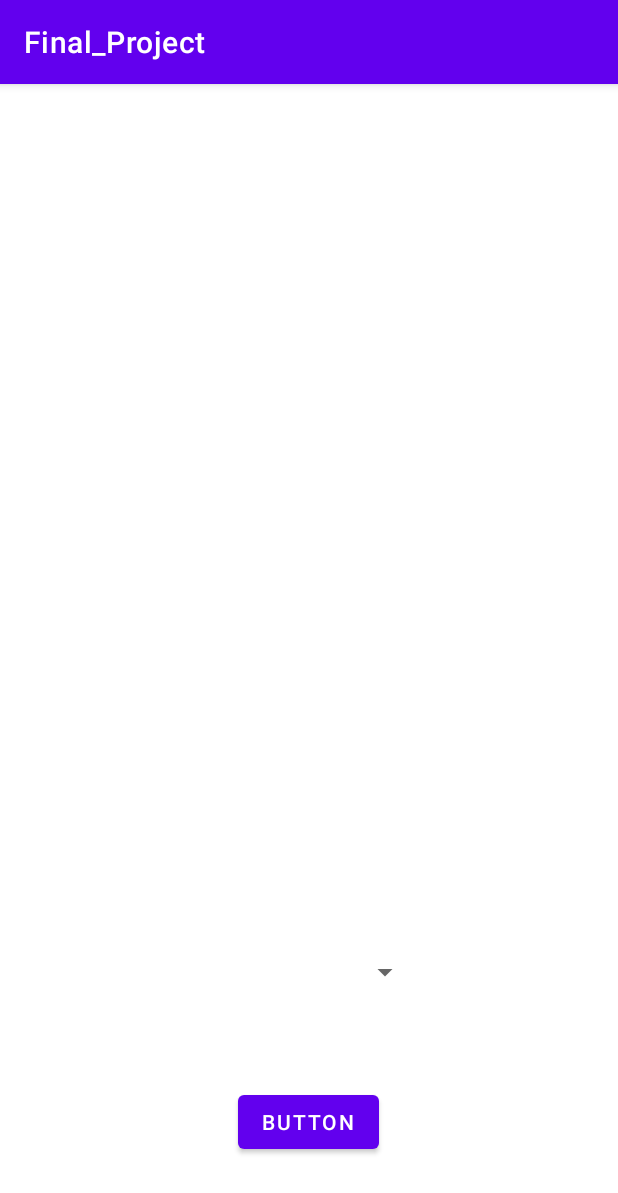
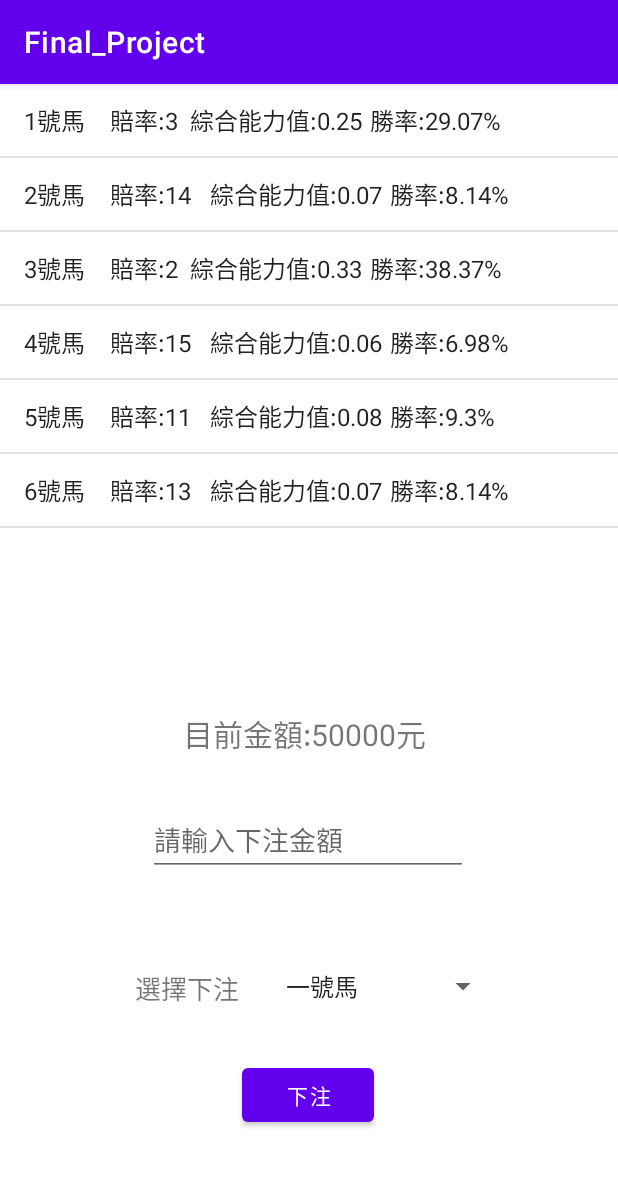
Before and after one commit to ting-weii/Final_Project, an Android app: the screen it shows after launch (betActivity), on a phone screen of 412 x 824 dp. Shown: the top 1193 px of the screen. Run offline under Robolectric (Android 15) with nearby library versions, the phone set to English and light mode, and no system bars.

Commit message:
add horse ListView and SpinnerView

```diff
--- a/app/src/main/java/com/example/final_project/betActivity.java
+++ b/app/src/main/java/com/example/final_project/betActivity.java
@@ -7,8 +7,10 @@ import androidx.appcompat.app.AppCompatActivity;
 import android.os.Bundle;
 import android.widget.ArrayAdapter;
 import android.widget.Button;
+import android.widget.EditText;
 import android.widget.ListView;
 import android.widget.Spinner;
+import android.widget.TextView;
 
 import java.util.ArrayList;
 
@@ -17,6 +19,8 @@ public class betActivity extends AppCompatActivity {
     private ListView horseList;
     private Spinner horseChoose;
     private ArrayList<String> horse=new ArrayList<>();
+    private TextView tv_deposit;
+    private EditText ed_betPrice;
     @Override
     protected void onCreate(Bundle savedInstanceState) {
         super.onCreate(savedInstanceState);
@@ -24,7 +28,16 @@ public class betActivity extends AppCompatActivity {
         btn_bet=findViewById(R.id.btn_bet);
         horseList=findViewById(R.id.horseList);
         horseChoose=findViewById(R.id.horseChoose);
-        ArrayAdapter<String> horseAdapter= new ArrayAdapter<>(this, android.R.layout.simple_list_item_1);
+        tv_deposit=findViewById(R.id.tv_deposit);
+        ed_betPrice=findViewById(R.id.ed_betPrice);
+        ArrayAdapter<String> horseAdapter= new ArrayAdapter<>(this, android.R.layout.simple_list_item_1,horse);
+        String[] horseSpinnerArray=new String[]{"一號馬","二號馬","三號馬","四號馬","五號馬","六號馬"};
+        ArrayAdapter<String> horseSpinnerAdapter=new ArrayAdapter<>(this, android.R.layout.simple_spinner_item,horseSpinnerArray);
+        horseChoose.setAdapter(horseSpinnerAdapter);
+        int newDeposit=50000;
+        tv_deposit.setText("目前金額:"+newDeposit+"元");
+        horseList.setAdapter(horseAdapter);
+
         boolean flag=false;
         horseInfo[] horses;
         horses=new horseInfo[6];
@@ -56,8 +69,12 @@ public class betActivity extends AppCompatActivity {
         for(int i=0;i<6;i++){
             double equityTmp=horses[i].Speed/SpeedSum;
            horses[i].equity=Math.round(equityTmp*10000.0)/100.0;
+           horse.add((i+1)+"號馬"+"\t 賠率:"+horses[i].betOdd+"\t 綜合能力值:"+horses[i].Speed+"\t 勝率:"+horses[i].equity+"%");
             System.out.println(horses[i].equity);
         }
+        horseAdapter.notifyDataSetChanged();
+
+
 
 
     }
--- a/app/src/main/res/layout/betpage.xml
+++ b/app/src/main/res/layout/betpage.xml
@@ -9,21 +9,38 @@
     <ListView
         android:id="@+id/horseList"
         android:layout_width="wrap_content"
-        android:layout_height="500dp"
+        android:layout_height="350dp"
         app:layout_constraintEnd_toEndOf="parent"
         app:layout_constraintStart_toStartOf="parent"
-        app:layout_constraintTop_toTopOf="parent" />
+        app:layout_constraintTop_toTopOf="parent">
+
+    </ListView>
+
+    <TextView
+        android:id="@+id/tv_deposit"
+        android:layout_width="wrap_content"
+        android:layout_height="wrap_content"
+        android:layout_marginBottom="32dp"
+        android:text="目前金額"
+        android:textSize="20dp"
+        app:layout_constraintBottom_toTopOf="@+id/ed_betPrice"
+        app:layout_constraintEnd_toEndOf="@+id/ed_betPrice"
+        app:layout_constraintHorizontal_bias="0.457"
+        app:layout_constraintStart_toStartOf="@+id/ed_betPrice"
+        app:layout_constraintTop_toBottomOf="@+id/horseList"
+        app:layout_constraintVertical_bias="1.0" />
 
     <Button
         android:id="@+id/btn_bet"
         android:layout_width="wrap_content"
         android:layout_height="wrap_content"
-        android:layout_marginBottom="52dp"
-        android:text="Button"
+        android:layout_marginBottom="36dp"
+        android:text="下注"
         app:layout_constraintBottom_toBottomOf="parent"
         app:layout_constraintEnd_toEndOf="parent"
         app:layout_constraintHorizontal_bias="0.498"
-        app:layout_constraintStart_toStartOf="parent" />
+        app:layout_constraintStart_toStartOf="parent"
+        app:layout_constraintTop_toBottomOf="@+id/textView2" />
 
     <Spinner
         android:id="@+id/horseChoose"
@@ -31,8 +48,34 @@
         android:layout_height="wrap_content"
         app:layout_constraintBottom_toBottomOf="parent"
         app:layout_constraintEnd_toEndOf="parent"
-        app:layout_constraintHorizontal_bias="0.498"
+        app:layout_constraintHorizontal_bias="0.697"
+        app:layout_constraintStart_toStartOf="parent"
+        app:layout_constraintTop_toBottomOf="@+id/ed_betPrice"
+        app:layout_constraintVertical_bias="0.283" />
+
+    <TextView
+        android:id="@+id/textView2"
+        android:layout_width="wrap_content"
+        android:layout_height="wrap_content"
+        android:text="選擇下注"
+        android:textSize="17dp"
+        app:layout_constraintEnd_toStartOf="@+id/horseChoose"
+        app:layout_constraintHorizontal_bias="0.796"
+        app:layout_constraintStart_toStartOf="parent"
+        app:layout_constraintTop_toTopOf="@+id/horseChoose" />
+
+    <EditText
+        android:id="@+id/ed_betPrice"
+        android:layout_width="wrap_content"
+        android:layout_height="wrap_content"
+        android:layout_marginTop="84dp"
+        android:ems="10"
+        android:hint="請輸入下注金額"
+        android:inputType="number"
+        app:layout_constraintBottom_toBottomOf="parent"
+        app:layout_constraintEnd_toEndOf="parent"
+        app:layout_constraintHorizontal_bias="0.497"
         app:layout_constraintStart_toStartOf="parent"
         app:layout_constraintTop_toBottomOf="@+id/horseList"
-        app:layout_constraintVertical_bias="0.328" />
+        app:layout_constraintVertical_bias="0.162" />
 </androidx.constraintlayout.widget.ConstraintLayout>
--- a/app/src/main/res/layout/horse.xml
+++ b/app/src/main/res/layout/horse.xml
@@ -1,6 +1,17 @@
 <?xml version="1.0" encoding="utf-8"?>
 <androidx.constraintlayout.widget.ConstraintLayout xmlns:android="http://schemas.android.com/apk/res/android"
+    xmlns:app="http://schemas.android.com/apk/res-auto"
+    xmlns:tools="http://schemas.android.com/tools"
     android:layout_width="match_parent"
-    android:layout_height="match_parent">
+    android:layout_height="wrap_content">
 
+    <TextView
+        android:id="@+id/textView"
+        android:layout_width="0dp"
+        android:layout_height="50dp"
+        android:text="TextView"
+        android:gravity="center"
+        app:layout_constraintEnd_toEndOf="parent"
+        app:layout_constraintStart_toStartOf="parent"
+        app:layout_constraintTop_toTopOf="parent" />
 </androidx.constraintlayout.widget.ConstraintLayout>
```
